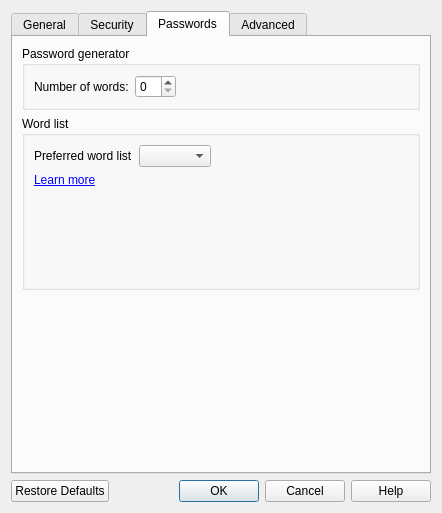
Above: ui/preferencesdialog.ui from sysal1280/passwords before the change. Below: the same form after it.
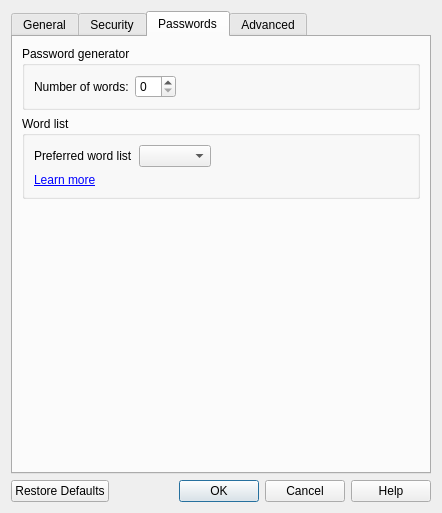
That is the form after the change. The open tabs and pages were chosen to show the change.

```diff
--- a/ui/preferencesdialog.ui
+++ b/ui/preferencesdialog.ui
@@ -363,19 +363,6 @@
             </property>
            </spacer>
           </item>
-          <item row="2" column="0">
-           <spacer name="verticalSpacer_2">
-            <property name="orientation">
-             <enum>Qt::Orientation::Vertical</enum>
-            </property>
-            <property name="sizeHint" stdset="0">
-             <size>
-              <width>20</width>
-              <height>40</height>
-             </size>
-            </property>
-           </spacer>
-          </item>
           <item row="0" column="0">
            <layout class="QHBoxLayout" name="horizontalLayout_5">
             <item>
@@ -390,7 +377,7 @@
             </item>
            </layout>
           </item>
-          <item row="1" column="0">
+          <item row="1" column="0" colspan="2">
            <widget class="QLabel" name="labelOrchadStreetWords">
             <property name="text">
              <string>&lt;a href=&quot;https://github.com/sts10/orchard-street-wordlists&quot;&gt;Learn more&lt;/a&gt;</string>
@@ -408,6 +395,9 @@
          <property name="orientation">
           <enum>Qt::Orientation::Vertical</enum>
          </property>
+         <property name="sizeType">
+          <enum>QSizePolicy::Policy::Expanding</enum>
+         </property>
          <property name="sizeHint" stdset="0">
           <size>
            <width>20</width>
```
Left out of the diff: 15 changed lines with no effect on the pictures.
